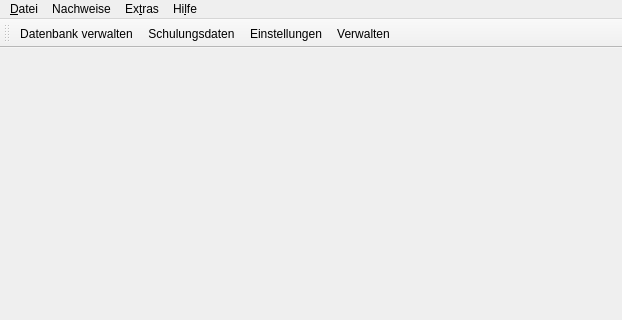
Above: ui/qmmainwindow.ui from Christian-Kr/QualificationMatrix before the change; both pictures show x 0 to 622 and y 0 to 320 of the 622 by 518 pixel window. Below: the same form after it.
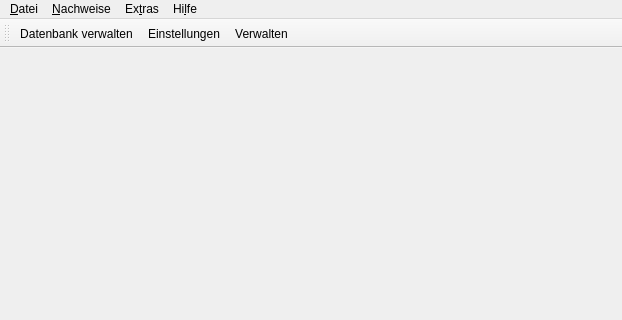
That is the form after the change. Icons and pictures are not drawn.

```diff
--- a/ui/qmmainwindow.ui
+++ b/ui/qmmainwindow.ui
@@ -76,7 +76,7 @@
      <x>0</x>
      <y>0</y>
      <width>622</width>
-     <height>24</height>
+     <height>34</height>
     </rect>
    </property>
    <widget class="QMenu" name="menu_Datei">
@@ -104,7 +104,7 @@
    </widget>
    <widget class="QMenu" name="menuNachweise">
     <property name="title">
-     <string>Nachweise</string>
+     <string>&amp;Nachweise</string>
     </property>
     <addaction name="actIntegrityCheck"/>
     <addaction name="actManageCertificate"/>
@@ -139,7 +139,6 @@
     <bool>false</bool>
    </attribute>
    <addaction name="actManageDatabase"/>
-   <addaction name="actTrainData"/>
    <addaction name="actSettings"/>
    <addaction name="actManageCertificate"/>
   </widget>
@@ -249,7 +248,7 @@
      <normaloff>:/icons/icons/mail-attachment.svg</normaloff>:/icons/icons/mail-attachment.svg</iconset>
    </property>
    <property name="text">
-    <string>Verwalten</string>
+    <string>&amp;Verwalten</string>
    </property>
   </action>
   <action name="actIntegrityCheck">
```
Left out of the diff: 4 changed lines with no effect on the pictures.
